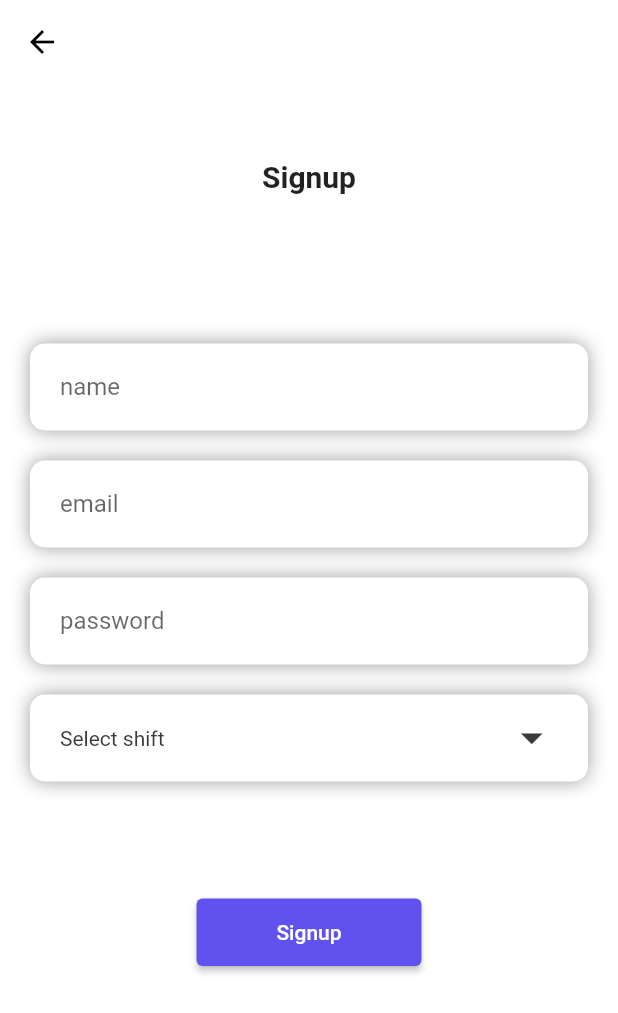
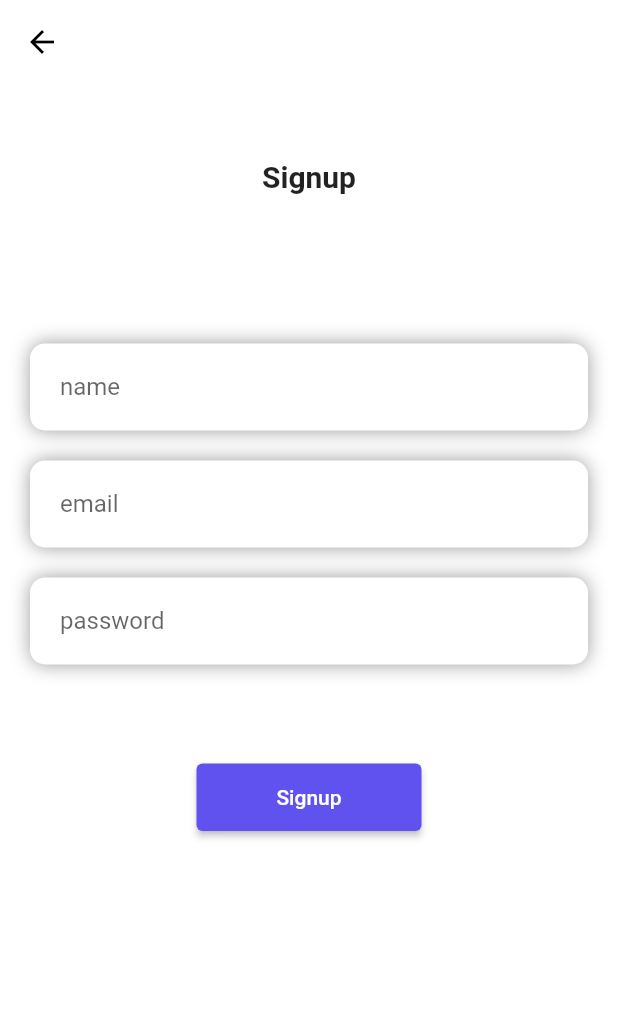
Before and after one commit to SayadiFa/nurses_todo_list, a Flutter app: the SignupScreen screen opened by its route, on a phone screen of 412 x 824 dp. Shown: the top 1013 px of the screen. Run offline on Flutter 3.47's test engine with Material 2 defaults, Android fonts, the phone set to English and light mode, and no system bars; our stand-ins replace cloud_firestore, firebase_auth, firebase_core; accounts and stored records are empty.

Commit message:
fixed UI/UX
removed Unused Shift field

```diff
--- a/lib/controllers/auth.dart
+++ b/lib/controllers/auth.dart
@@ -16,14 +16,14 @@ class AuthController{
     return _auth.authStateChanges().map((event) => _userFromFirebase(event!));
   }
 
-  Future register(String email, String password, String name, int shift)async{
+  Future register(String email, String password, String name)async{
     try{
       UserCredential credential = await _auth.createUserWithEmailAndPassword(email: email, password: password,);
       User? user = credential.user;
 
 
       if(user != null){
-        await DataBaseServices(uid: user.uid).updateUser(name, shift);
+        await DataBaseServices(uid: user.uid).updateUser(name);
       }
       return _userFromFirebase(user!);
     } catch(e){
--- a/lib/controllers/database_services.dart
+++ b/lib/controllers/database_services.dart
@@ -11,10 +11,9 @@ class DataBaseServices {
 
 
 
-  Future updateUser(String name, int shift) async {
+  Future updateUser(String name) async {
     return await usersCollection.doc(uid).set({
       'name': name,
-      'shift': shift,
     });
   }
 
--- a/lib/screens/signup_screen.dart
+++ b/lib/screens/signup_screen.dart
@@ -163,68 +163,6 @@ class _SignupScreenState extends State<SignupScreen> {
                               hintText: 'password', border: InputBorder.none),
                         ),
                       ),
-                      Container(
-                        margin: const EdgeInsets.only(
-                          bottom: 20,
-                          right: 20,
-                          left: 20,
-                        ),
-                        padding: const EdgeInsets.symmetric(
-                          horizontal: 20,
-                          vertical: 5,
-                        ),
-                        decoration: BoxDecoration(
-                          color: Colors.white,
-                          boxShadow: const [
-                            BoxShadow(
-                              color: Colors.grey,
-                              offset: Offset(0.0, 0.0),
-                              blurRadius: 10.0,
-                              spreadRadius: 0.0,
-                            ),
-                          ],
-                          borderRadius: BorderRadius.circular(10),
-                        ),
-                        child: DropdownButtonHideUnderline(
-                          child: DropdownButton<String>(
-                              style: const TextStyle(
-                                  color: AppTheme.tdBlack),
-                              hint: Text(
-                                'Select shift',
-                                style: TextStyle(
-                                    color:
-                                    AppTheme.tdBlack),
-                              ),
-                              iconSize: 35,
-                              icon: Icon(
-                                Icons.arrow_drop_down,
-                                color: AppTheme.tdBlack,
-                              ),
-                              value: _value,
-                              isExpanded: true,
-                              items: items.map<
-                                  DropdownMenuItem<String>>(
-                                      (String? value) {
-                                    return DropdownMenuItem<String>(
-                                      value: value,
-                                      child: Text(
-                                          '\t \t \t \t ${value!}'),
-                                    );
-                                  }).toList(),
-                              onChanged: (value) =>
-                                  setState(() {
-                                    _value =value;
-                                    if(value == 'shift1'){
-                                      shift =1;
-                                    }if(value == 'shift2'){
-                                      shift =2;
-                                    }if(value == 'shift3'){
-                                      shift =3;
-                                    }
-                                  })),
-                        ),
-                      ),
-                      const SizedBox(height: 12.0),
                       Text(
                         error,
                         style:
@@ -240,7 +178,7 @@ class _SignupScreenState extends State<SignupScreen> {
                             onPressed: () async {
                               if (_formKey.currentState!.validate()) {
                                 setState(() => loading = true);
-                                dynamic result = await _auth.register(_email.text, _password.text, _name.text, shift);
+                                dynamic result = await _auth.register(_email.text, _password.text, _name.text);
                                 print(result);
                                 if (result == null) {
                                   setState(() =>
```
